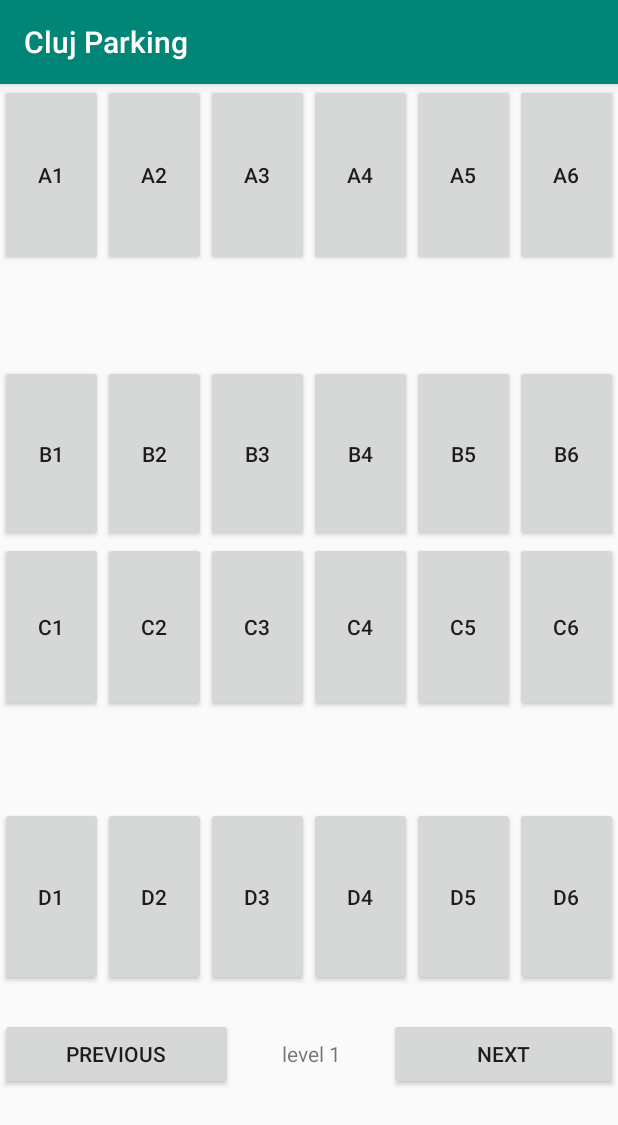
After one commit to AronBakaBalint/licenta, an Android app: the ParkingActivity screen opened directly, with no data from a screen before it, on a phone screen of 412 x 824 dp. The commit adds this screen. Shown: the top 1125 px of the screen. Run offline under Robolectric (Android 15) with nearby library versions, the phone set to English and light mode, and no system bars.

Commit message:
done some changes

```diff
--- a/backend/src/main/java/aron/utcn/licenta/controller/ReservationController.java
+++ b/backend/src/main/java/aron/utcn/licenta/controller/ReservationController.java
@@ -18,6 +18,7 @@ public class ReservationController {
 
 	@PostMapping("/reservation")
 	public void reserveParkingLot(@RequestBody ReservationDto reservation) throws ParseException {
-		reservationManagementService.reserveParkingLot(reservation);
+		reservationManagementService.reserveParkingPlace(reservation);
 	}
+
 }
--- a/backend/src/main/java/aron/utcn/licenta/dto/ReservationDto.java
+++ b/backend/src/main/java/aron/utcn/licenta/dto/ReservationDto.java
@@ -7,8 +7,6 @@ public class ReservationDto {
 
 	private Integer parkingLotId;
 	private String licensePlateNumber;
-	private String reservationStartTime;
-	private String reservationDuration;
 }
 
 /*
--- a/backend/src/main/java/aron/utcn/licenta/service/ReservationManagementService.java
+++ b/backend/src/main/java/aron/utcn/licenta/service/ReservationManagementService.java
@@ -6,5 +6,6 @@ import aron.utcn.licenta.dto.ReservationDto;
 
 public interface ReservationManagementService {
 
-	public void reserveParkingLot(ReservationDto reservation) throws ParseException;
+	public void reserveParkingPlace(ReservationDto reservation) throws ParseException;
+
 }
--- a/backend/src/main/java/aron/utcn/licenta/service/impl/ReservationManagementServiceImpl.java
+++ b/backend/src/main/java/aron/utcn/licenta/service/impl/ReservationManagementServiceImpl.java
@@ -21,7 +21,7 @@ public class ReservationManagementServiceImpl implements ReservationManagementSe
 
 	@Override
 	@Transactional
-	public void reserveParkingLot(ReservationDto reservationDto) throws ParseException {
+	public void reserveParkingPlace(ReservationDto reservationDto) throws ParseException {
 		reservationManagementRepository.reserveParkingLot(dtoToReservationConverter.convertDtoToReservation(reservationDto));
 	}
 
--- a/mobile_app/app/src/main/AndroidManifest.xml
+++ b/mobile_app/app/src/main/AndroidManifest.xml
@@ -1,17 +1,19 @@
 <?xml version="1.0" encoding="utf-8"?>
 <manifest xmlns:android="http://schemas.android.com/apk/res/android"
     package="com.example.licenta_mobile">
+
     <uses-permission android:name="android.permission.INTERNET" />
     <uses-permission android:name="android.permission.ACCESS_NETWORK_STATE" />
 
     <application
-        android:usesCleartextTraffic="true"
         android:allowBackup="true"
         android:icon="@mipmap/ic_launcher"
         android:label="@string/app_name"
         android:roundIcon="@mipmap/ic_launcher_round"
         android:supportsRtl="true"
-        android:theme="@style/AppTheme">
+        android:theme="@style/AppTheme"
+        android:usesCleartextTraffic="true">
+        <activity android:name=".ParkingActivity"></activity>
         <activity android:name=".LoginActivity">
             <intent-filter>
                 <action android:name="android.intent.action.MAIN" />
--- a/mobile_app/app/src/main/java/com/example/licenta_mobile/LoginActivity.java
+++ b/mobile_app/app/src/main/java/com/example/licenta_mobile/LoginActivity.java
@@ -2,6 +2,7 @@ package com.example.licenta_mobile;
 
 import androidx.appcompat.app.AppCompatActivity;
 
+import android.content.Intent;
 import android.os.Bundle;
 import android.util.Log;
 import android.view.View;
@@ -44,6 +45,8 @@ public class LoginActivity extends AppCompatActivity {
                 if (response.isSuccessful()) {
                     String responseBody = response.body().getToken();
                     System.out.println(responseBody);
+                    Intent intent = new Intent(LoginActivity.this, ParkingActivity.class);
+                    startActivity(intent);
                 }
             }
 
--- /dev/null
+++ b/mobile_app/app/src/main/java/com/example/licenta_mobile/ParkingActivity.java
@@ -0,0 +1,14 @@
+package com.example.licenta_mobile;
+
+import androidx.appcompat.app.AppCompatActivity;
+
+import android.os.Bundle;
+
+public class ParkingActivity extends AppCompatActivity {
+
+    @Override
+    protected void onCreate(Bundle savedInstanceState) {
+        super.onCreate(savedInstanceState);
+        setContentView(R.layout.activity_parking_place_selector);
+    }
+}
--- /dev/null
+++ b/mobile_app/app/src/main/res/layout/activity_parking_place_selector.xml
@@ -0,0 +1,242 @@
+<?xml version="1.0" encoding="utf-8"?>
+<LinearLayout xmlns:android="http://schemas.android.com/apk/res/android"
+    xmlns:app="http://schemas.android.com/apk/res-auto"
+    xmlns:tools="http://schemas.android.com/tools"
+    android:orientation="vertical" android:layout_width="match_parent"
+    android:layout_height="match_parent">
+
+    <LinearLayout
+        android:layout_width="match_parent"
+        android:layout_height="121dp"
+        android:orientation="horizontal">
+
+        <Button
+            android:id="@+id/button18"
+            android:layout_width="wrap_content"
+            android:layout_height="match_parent"
+            android:layout_weight="1"
+            android:text="A1" />
+
+        <Button
+            android:id="@+id/button22"
+            android:layout_width="wrap_content"
+            android:layout_height="121dp"
+            android:layout_weight="1"
+            android:text="A2" />
+
+        <Button
+            android:id="@+id/button19"
+            android:layout_width="wrap_content"
+            android:layout_height="121dp"
+            android:layout_weight="1"
+            android:text="A3" />
+
+        <Button
+            android:id="@+id/button23"
+            android:layout_width="wrap_content"
+            android:layout_height="121dp"
+            android:layout_weight="1"
+            android:text="A4" />
+
+        <Button
+            android:id="@+id/button20"
+            android:layout_width="wrap_content"
+            android:layout_height="121dp"
+            android:layout_weight="1"
+            android:text="A5" />
+
+        <Button
+            android:id="@+id/button21"
+            android:layout_width="wrap_content"
+            android:layout_height="121dp"
+            android:layout_weight="1"
+            android:text="A6" />
+    </LinearLayout>
+
+    <Space
+        android:layout_width="match_parent"
+        android:layout_height="66dp" />
+
+    <LinearLayout
+        android:layout_width="match_parent"
+        android:layout_height="118dp"
+        android:orientation="horizontal">
+
+        <Button
+            android:id="@+id/button24"
+            android:layout_width="wrap_content"
+            android:layout_height="match_parent"
+            android:layout_weight="1"
+            android:text="B1" />
+
+        <Button
+            android:id="@+id/button27"
+            android:layout_width="wrap_content"
+            android:layout_height="118dp"
+            android:layout_weight="1"
+            android:text="B2" />
+
+        <Button
+            android:id="@+id/button28"
+            android:layout_width="wrap_content"
+            android:layout_height="118dp"
+            android:layout_weight="1"
+            android:text="B3" />
+
+        <Button
+            android:id="@+id/button25"
+            android:layout_width="wrap_content"
+            android:layout_height="118dp"
+            android:layout_weight="1"
+            android:text="B4" />
+
+        <Button
+            android:id="@+id/button26"
+            android:layout_width="wrap_content"
+            android:layout_height="118dp"
+            android:layout_weight="1"
+            android:text="B5" />
+
+        <Button
+            android:id="@+id/button29"
+            android:layout_width="wrap_content"
+            android:layout_height="118dp"
+            android:layout_weight="1"
+            android:text="B6" />
+    </LinearLayout>
+
+    <LinearLayout
+        android:layout_width="match_parent"
+        android:layout_height="113dp"
+        android:orientation="horizontal">
+
+        <Button
+            android:id="@+id/button30"
+            android:layout_width="wrap_content"
+            android:layout_height="match_parent"
+            android:layout_weight="1"
+            android:text="C1" />
+
+        <Button
+            android:id="@+id/button31"
+            android:layout_width="wrap_content"
+            android:layout_height="113dp"
+            android:layout_weight="1"
+            android:text="C2" />
+
+        <Button
+            android:id="@+id/button32"
+            android:layout_width="wrap_content"
+            android:layout_height="113dp"
+            android:layout_weight="1"
+            android:text="C3" />
+
+        <Button
+            android:id="@+id/button33"
+            android:layout_width="wrap_content"
+            android:layout_height="113dp"
+            android:layout_weight="1"
+            android:text="C4" />
+
+        <Button
+            android:id="@+id/button34"
+            android:layout_width="wrap_content"
+            android:layout_height="113dp"
+            android:layout_weight="1"
+            android:text="C5" />
+
+        <Button
+            android:id="@+id/button35"
+            android:layout_width="wrap_content"
+            android:layout_height="113dp"
+            android:layout_weight="1"
+            android:text="C6" />
+    </LinearLayout>
+
+    <Space
+        android:layout_width="match_parent"
+        android:layout_height="63dp" />
+
+    <LinearLayout
+        android:layout_width="match_parent"
+        android:layout_height="119dp"
+        android:orientation="horizontal">
+
+        <Button
+            android:id="@+id/button38"
+            android:layout_width="wrap_content"
+            android:layout_height="match_parent"
+            android:layout_weight="1"
+            android:text="D1" />
+
+        <Button
+            android:id="@+id/button39"
+            android:layout_width="wrap_content"
+            android:layout_height="119dp"
+            android:layout_weight="1"
+            android:text="D2" />
+
+        <Button
+            android:id="@+id/button40"
+            android:layout_width="wrap_content"
+            android:layout_height="119dp"
+            android:layout_weight="1"
+            android:text="D3" />
+
+        <Button
+            android:id="@+id/button41"
+            android:layout_width="wrap_content"
+            android:layout_height="119dp"
+            android:layout_weight="1"
+            android:text="D4" />
+
+        <Button
+            android:id="@+id/button42"
+            android:layout_width="wrap_content"
+            android:layout_height="119dp"
+            android:layout_weight="1"
+            android:text="D5" />
+
+        <Button
+            android:id="@+id/button43"
+            android:layout_width="wrap_content"
+            android:layout_height="119dp"
+            android:layout_weight="1"
+            android:text="D6" />
+    </LinearLayout>
+
+    <Space
+        android:layout_width="match_parent"
+        android:layout_height="21dp" />
+
+    <LinearLayout
+        android:layout_width="match_parent"
+        android:layout_height="match_parent"
+        android:orientation="horizontal"
+        android:visible="false">
+
+        <Button
+            android:id="@+id/button46"
+            android:layout_width="wrap_content"
+            android:layout_height="wrap_content"
+            android:layout_weight="1"
+            android:text="previous" />
+
+        <TextView
+            android:id="@+id/textView4"
+            android:layout_width="wrap_content"
+            android:layout_height="wrap_content"
+            android:layout_weight="1"
+            android:gravity="center"
+            android:text="level 1" />
+
+        <Button
+            android:id="@+id/button45"
+            android:layout_width="wrap_content"
+            android:layout_height="wrap_content"
+            android:layout_weight="1"
+            android:text="next" />
+
+    </LinearLayout>
+
+</LinearLayout>
```
Also changed, not shown: backend/src/main/java/aron/utcn/licenta/controller/ParkingPlaceController.java (added, +22 -0 lines), backend/src/main/java/aron/utcn/licenta/converter/DtoToReservationConverter.java (+1 -11 lines), backend/src/main/java/aron/utcn/licenta/converter/ParkingPlaceToDtoConverter.java (added, +18 -0 lines), backend/src/main/java/aron/utcn/licenta/dto/ParkingPlaceDto.java (added, +10 -0 lines), backend/src/main/java/aron/utcn/licenta/model/LicensePlateReceiver.java (added, +36 -0 lines), backend/src/main/java/aron/utcn/licenta/model/ParkingPlace.java (+10 -8 lines), backend/src/main/java/aron/utcn/licenta/repository/ParkingPlaceRepository.java (added, +12 -0 lines), backend/src/main/java/aron/utcn/licenta/repository/impl/ParkingPlaceRepositoryImpl.java (added, +29 -0 lines), backend/src/main/java/aron/utcn/licenta/seed/ApplicationSeed.java (+22 -0 lines), backend/src/main/java/aron/utcn/licenta/service/MovementTrackingService.java (added, +21 -0 lines), backend/src/main/java/aron/utcn/licenta/service/ParkingPlaceService.java (added, +13 -0 lines), backend/src/main/java/aron/utcn/licenta/service/impl/ParkingPlaceServiceImpl.java (added, +37 -0 lines).
